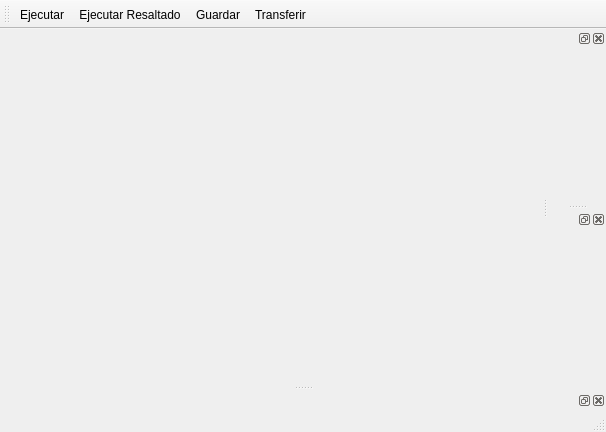
First picture: the form in mainwindow.ui, repository doquen/ideup, before the edit.
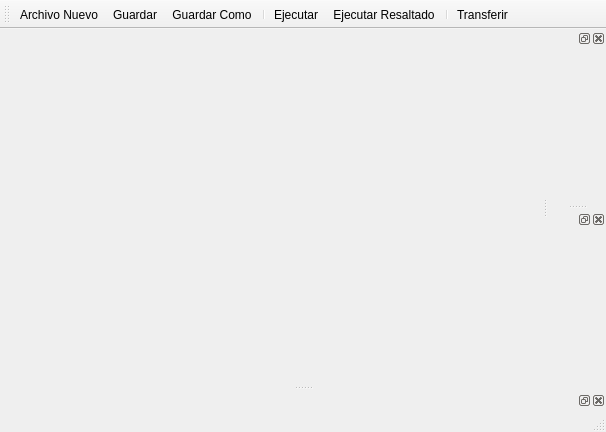
Second picture: the form after the edit. Icons and pictures are not drawn.

What changed in the file:
```diff
--- a/mainwindow.ui
+++ b/mainwindow.ui
@@ -37,9 +37,13 @@
    <attribute name="toolBarBreak">
     <bool>false</bool>
    </attribute>
+   <addaction name="actionArchivo_Nuevo"/>
+   <addaction name="actionGuardar"/>
+   <addaction name="actionGuardar_Como"/>
+   <addaction name="separator"/>
    <addaction name="actionEjecutar"/>
    <addaction name="actionEjecutar_Resaltado"/>
-   <addaction name="actionGuardar"/>
+   <addaction name="separator"/>
    <addaction name="actionTransferir"/>
   </widget>
   <widget class="QStatusBar" name="statusBar"/>
@@ -106,6 +110,24 @@
     <string>Transferir</string>
    </property>
   </action>
+  <action name="actionGuardar_Como">
+   <property name="icon">
+    <iconset resource="resources.qrc">
+     <normaloff>:/saveas.png</normaloff>:/saveas.png</iconset>
+   </property>
+   <property name="text">
+    <string>Guardar Como</string>
+   </property>
+  </action>
+  <action name="actionArchivo_Nuevo">
+   <property name="icon">
+    <iconset resource="resources.qrc">
+     <normaloff>:/newfile.png</normaloff>:/newfile.png</iconset>
+   </property>
+   <property name="text">
+    <string>Archivo Nuevo</string>
+   </property>
+  </action>
  </widget>
  <layoutdefault spacing="6" margin="11"/>
  <resources>
```
Left out of the diff: 2 changed lines with no effect on the pictures.
